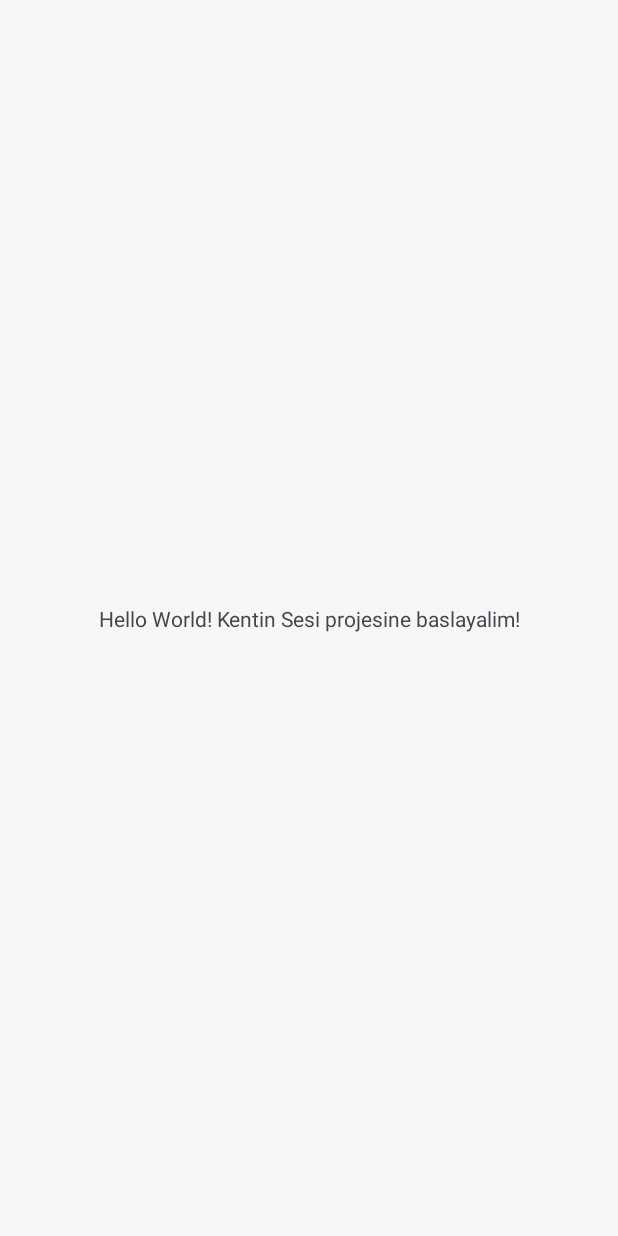
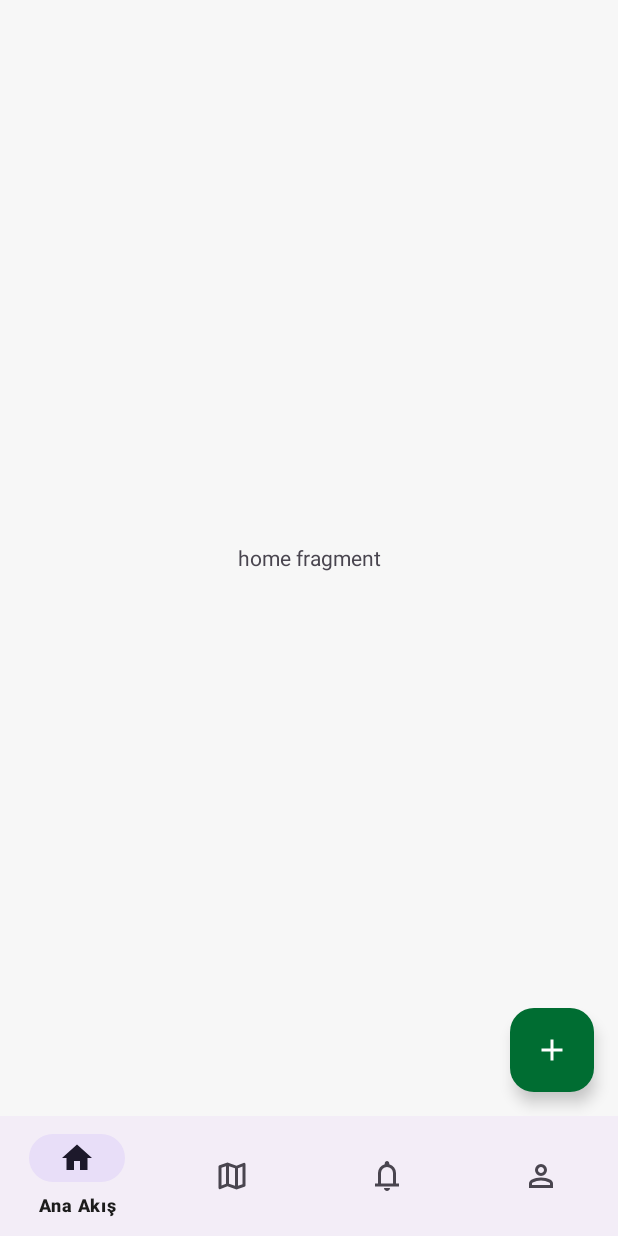
Before and after one commit to thwisse/kentin-sesi, an Android app: the screen it shows after launch (MainActivity), on a phone screen of 412 x 824 dp. Before the commit the screen is almost empty. Run offline under Robolectric (Android 15) with nearby library versions, the phone set to English and light mode, and no system bars; our stand-ins replace navigation-ui.

Commit message:
navigasyon entegrasyonu tamamlandi. fab eklendi.

```diff
--- a/app/src/main/java/io/github/thwisse/kentinsesi/ui/MainActivity.kt
+++ b/app/src/main/java/io/github/thwisse/kentinsesi/ui/MainActivity.kt
@@ -6,16 +6,32 @@ import androidx.appcompat.app.AppCompatActivity
 import androidx.core.view.ViewCompat
 import androidx.core.view.WindowInsetsCompat
 import io.github.thwisse.kentinsesi.R
+import androidx.navigation.fragment.NavHostFragment
+import androidx.navigation.ui.setupWithNavController
+import io.github.thwisse.kentinsesi.databinding.ActivityMainBinding
 
 class MainActivity : AppCompatActivity() {
+
+    private lateinit var binding: ActivityMainBinding
+
     override fun onCreate(savedInstanceState: Bundle?) {
         super.onCreate(savedInstanceState)
         enableEdgeToEdge()
-        setContentView(R.layout.activity_main)
-        ViewCompat.setOnApplyWindowInsetsListener(findViewById(R.id.main)) { v, insets ->
+
+        binding = ActivityMainBinding.inflate(layoutInflater)
+        setContentView(binding.root)
+
+        ViewCompat.setOnApplyWindowInsetsListener(binding.main) { v, insets ->
             val systemBars = insets.getInsets(WindowInsetsCompat.Type.systemBars())
             v.setPadding(systemBars.left, systemBars.top, systemBars.right, systemBars.bottom)
             insets
         }
+
+        val navHostFragment = supportFragmentManager
+            .findFragmentById(R.id.nav_host_fragment) as NavHostFragment
+
+        val navController = navHostFragment.navController
+
+        binding.bottomNavView.setupWithNavController(navController)
     }
 }
--- /dev/null
+++ b/app/src/main/java/io/github/thwisse/kentinsesi/ui/home/HomeFragment.kt
@@ -0,0 +1,36 @@
+package io.github.thwisse.kentinsesi.ui.home
+
+import android.os.Bundle
+import android.view.LayoutInflater
+import android.view.View
+import android.view.ViewGroup
+import android.widget.Toast
+import androidx.fragment.app.Fragment
+import io.github.thwisse.kentinsesi.databinding.FragmentHomeBinding
+
+class HomeFragment : Fragment() {
+
+    private var _binding: FragmentHomeBinding? = null
+    private val binding get() = _binding!!
+
+    override fun onCreateView(
+        inflater: LayoutInflater, container: ViewGroup?,
+        savedInstanceState: Bundle?
+    ): View {
+        _binding = FragmentHomeBinding.inflate(inflater, container, false)
+        return binding.root
+    }
+
+    override fun onViewCreated(view: View, savedInstanceState: Bundle?) {
+        super.onViewCreated(view, savedInstanceState)
+
+        binding.fabCreatePost.setOnClickListener {
+            Toast.makeText(requireContext(), "Yeni gönderi oluşturuluyor...", Toast.LENGTH_SHORT).show()
+        }
+    }
+
+    override fun onDestroyView() {
+        super.onDestroyView()
+        _binding = null
+    }
+}
--- /dev/null
+++ b/app/src/main/res/drawable/ic_add.xml
@@ -0,0 +1,5 @@
+<vector xmlns:android="http://schemas.android.com/apk/res/android" android:height="24dp" android:tint="#000000" android:viewportHeight="24" android:viewportWidth="24" android:width="24dp">
+
+    <path android:fillColor="@android:color/white" android:pathData="M19,13h-6v6h-2v-6H5v-2h6V5h2v6h6v2z"/>
+
+</vector>
--- a/app/src/main/res/layout/activity_main.xml
+++ b/app/src/main/res/layout/activity_main.xml
@@ -1,5 +1,6 @@
 <?xml version="1.0" encoding="utf-8"?>
-<androidx.constraintlayout.widget.ConstraintLayout xmlns:android="http://schemas.android.com/apk/res/android"
+<androidx.constraintlayout.widget.ConstraintLayout
+    xmlns:android="http://schemas.android.com/apk/res/android"
     xmlns:app="http://schemas.android.com/apk/res-auto"
     xmlns:tools="http://schemas.android.com/tools"
     android:id="@+id/main"
@@ -7,13 +8,25 @@
     android:layout_height="match_parent"
     tools:context=".ui.MainActivity">
 
-    <TextView
-        android:layout_width="wrap_content"
+    <androidx.fragment.app.FragmentContainerView
+        android:id="@+id/nav_host_fragment"
+        android:name="androidx.navigation.fragment.NavHostFragment"
+        android:layout_width="0dp"
+        android:layout_height="0dp"
+        app:layout_constraintLeft_toLeftOf="parent"
+        app:layout_constraintRight_toRightOf="parent"
+        app:layout_constraintTop_toTopOf="parent"
+        app:layout_constraintBottom_toTopOf="@id/bottom_nav_view"
+        app:defaultNavHost="true"
+        app:navGraph="@navigation/main_nav_graph" />
+
+    <com.google.android.material.bottomnavigation.BottomNavigationView
+        android:id="@+id/bottom_nav_view"
+        android:layout_width="0dp"
         android:layout_height="wrap_content"
-        android:text="Hello World! Kentin Sesi projesine baslayalim!"
         app:layout_constraintBottom_toBottomOf="parent"
-        app:layout_constraintEnd_toEndOf="parent"
-        app:layout_constraintStart_toStartOf="parent"
-        app:layout_constraintTop_toTopOf="parent" />
+        app:layout_constraintLeft_toLeftOf="parent"
+        app:layout_constraintRight_toRightOf="parent"
+        app:menu="@menu/bottom_nav_menu" />
 
 </androidx.constraintlayout.widget.ConstraintLayout>
--- /dev/null
+++ b/app/src/main/res/layout/fragment_home.xml
@@ -0,0 +1,33 @@
+<?xml version="1.0" encoding="utf-8"?>
+<androidx.constraintlayout.widget.ConstraintLayout
+    xmlns:android="http://schemas.android.com/apk/res/android"
+    xmlns:app="http://schemas.android.com/apk/res-auto"
+    xmlns:tools="http://schemas.android.com/tools"
+    android:layout_width="match_parent"
+    android:layout_height="match_parent"
+    tools:context=".ui.home.HomeFragment">
+
+    <TextView
+        android:layout_width="match_parent"
+        android:layout_height="match_parent"
+        android:gravity="center"
+        android:text="home fragment"
+        app:layout_constraintBottom_toBottomOf="parent"
+        app:layout_constraintEnd_toEndOf="parent"
+        app:layout_constraintStart_toStartOf="parent"
+        app:layout_constraintTop_toTopOf="parent" />
+
+    <com.google.android.material.floatingactionbutton.FloatingActionButton
+        android:id="@+id/fab_create_post"
+        android:layout_width="wrap_content"
+        android:layout_height="wrap_content"
+        android:layout_marginEnd="16dp"
+        android:layout_marginBottom="16dp"
+        android:contentDescription="@string/yeni_bildirim_olustur"
+        android:src="@drawable/ic_add"
+        app:backgroundTint="@color/md_theme_secondary"
+        app:layout_constraintBottom_toBottomOf="parent"
+        app:layout_constraintEnd_toEndOf="parent"
+        app:tint="@color/md_theme_onSecondary" />
+
+</androidx.constraintlayout.widget.ConstraintLayout>
--- /dev/null
+++ b/app/src/main/res/menu/bottom_nav_menu.xml
@@ -0,0 +1,24 @@
+<?xml version="1.0" encoding="utf-8"?>
+<menu xmlns:android="http://schemas.android.com/apk/res/android">
+
+    <item
+        android:id="@+id/nav_home"
+        android:icon="@drawable/ic_home"
+        android:title="Ana Akış" />
+
+    <item
+        android:id="@+id/nav_map"
+        android:icon="@drawable/ic_map"
+        android:title="Harita" />
+
+    <item
+        android:id="@+id/nav_notifications"
+        android:icon="@drawable/ic_notifications"
+        android:title="Bildirimler" />
+
+    <item
+        android:id="@+id/nav_profile"
+        android:icon="@drawable/ic_profile"
+        android:title="Profil" />
+
+</menu>
--- /dev/null
+++ b/app/src/main/res/navigation/main_nav_graph.xml
@@ -0,0 +1,28 @@
+<?xml version="1.0" encoding="utf-8"?>
+<navigation xmlns:android="http://schemas.android.com/apk/res/android"
+    xmlns:app="http://schemas.android.com/apk/res-auto"
+    xmlns:tools="http://schemas.android.com/tools"
+    android:id="@+id/main_nav_graph"
+    app:startDestination="@id/nav_home">
+
+    <fragment
+        android:id="@+id/nav_home"
+        android:name="io.github.thwisse.kentinsesi.ui.home.HomeFragment"
+        android:label="fragment_home"
+        tools:layout="@layout/fragment_home" />
+    <fragment
+        android:id="@+id/nav_map"
+        android:name="io.github.thwisse.kentinsesi.ui.map.MapFragment"
+        android:label="fragment_map"
+        tools:layout="@layout/fragment_map" />
+    <fragment
+        android:id="@+id/nav_notifications"
+        android:name="io.github.thwisse.kentinsesi.ui.notifications.NotificationsFragment"
+        android:label="fragment_notifications"
+        tools:layout="@layout/fragment_notifications" />
+    <fragment
+        android:id="@+id/nav_profile"
+        android:name="io.github.thwisse.kentinsesi.ui.profile.ProfileFragment"
+        android:label="fragment_profile"
+        tools:layout="@layout/fragment_profile" />
+</navigation>
--- a/app/src/main/res/values/strings.xml
+++ b/app/src/main/res/values/strings.xml
@@ -1,3 +1,6 @@
 <resources>
     <string name="app_name">Kentin Sesi</string>
+    <!-- TODO: Remove or change this placeholder text -->
+    <string name="hello_blank_fragment">Hello blank fragment</string>
+    <string name="yeni_bildirim_olustur">Yeni Bildirim Oluştur</string>
 </resources>
```
Also changed, not shown: app/src/main/java/io/github/thwisse/kentinsesi/ui/map/MapFragment.kt (added, +22 -0 lines), app/src/main/java/io/github/thwisse/kentinsesi/ui/notifications/NotificationsFragment.kt (added, +22 -0 lines), app/src/main/java/io/github/thwisse/kentinsesi/ui/profile/ProfileFragment.kt (added, +22 -0 lines), app/src/main/res/layout/fragment_map.xml (added, +14 -0 lines), app/src/main/res/layout/fragment_notifications.xml (added, +14 -0 lines), app/src/main/res/layout/fragment_profile.xml (added, +14 -0 lines).
